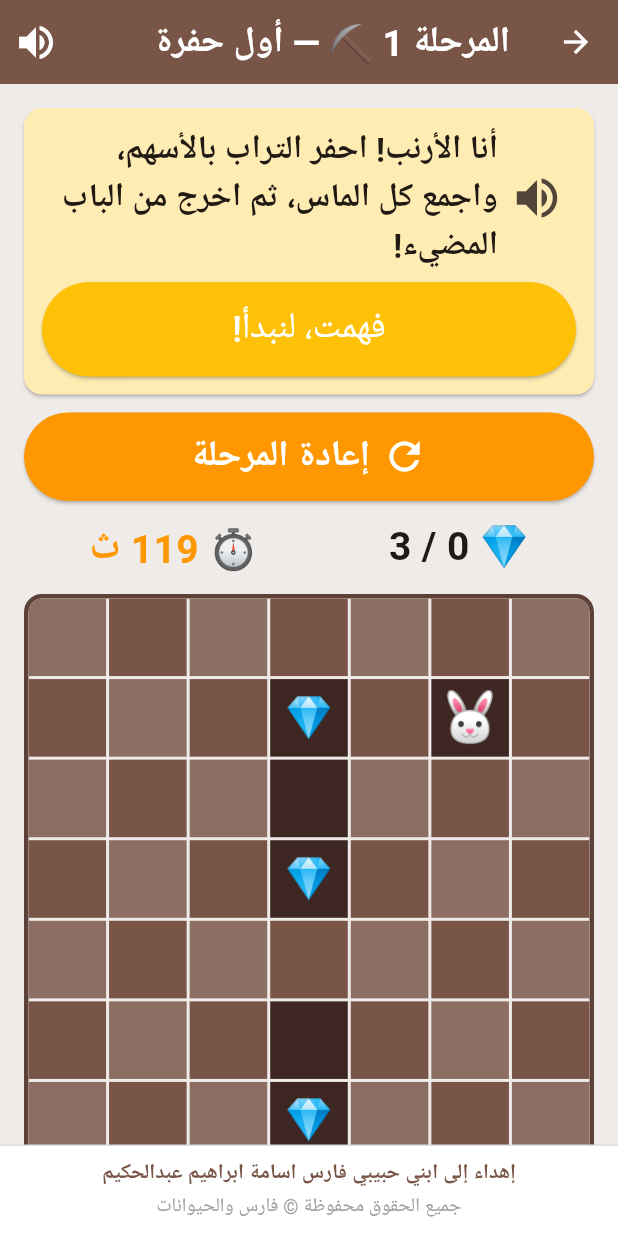
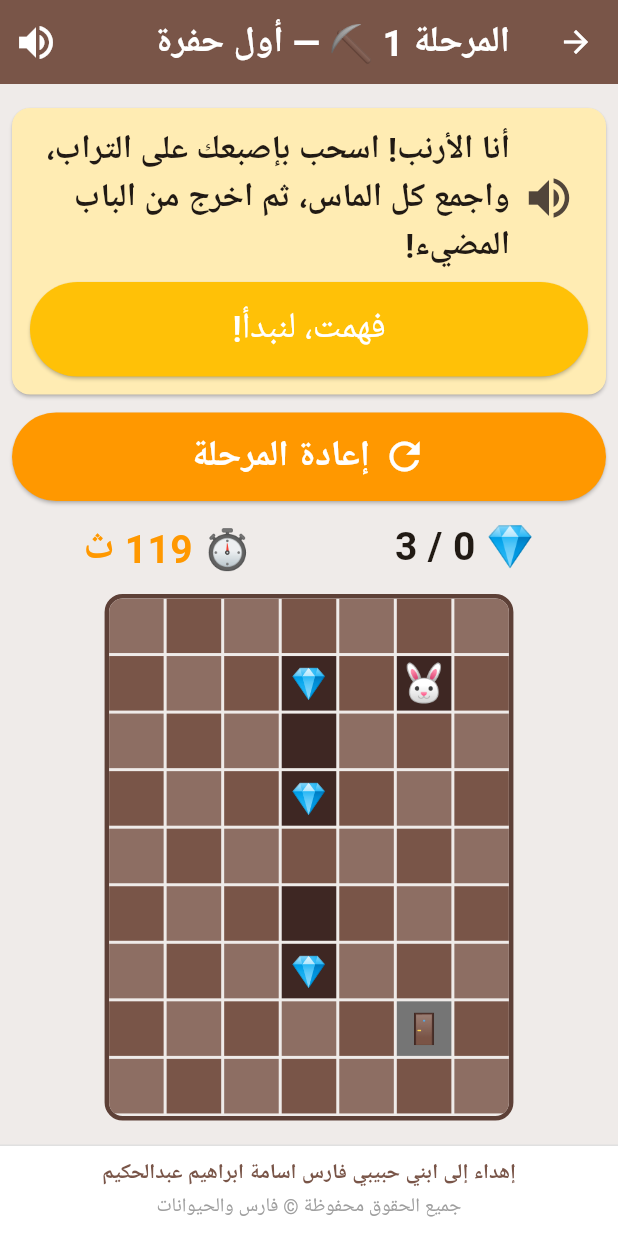
Before and after one commit to shifa-app/fares-animals, a Flutter app: the DiggerPlayScreen screen opened directly with sample values from the repository, on a phone screen of 412 x 824 dp. Run offline on Flutter 3.47's test engine with Material 3 defaults, Android fonts, the phone set to English and light mode, and no system bars; our stand-ins replace audioplayers, flutter_tts, material_ui, shared_preferences, speech_to_text; accounts and stored records are empty.

Commit message:
فارس والحيوانات v1.1.1: تحكم حفّار الماس بالسحب المستمر بلا أزرار أسهم

```diff
--- a/lib/screens/games/digger_game.dart
+++ b/lib/screens/games/digger_game.dart
@@ -1,7 +1,8 @@
 // حفّار الماس ⛏️: الأرنب يحفر التراب ويجمع الماس ثم يخرج من الباب المضيء.
 // 8 مراحل بخرائط ثابتة، مؤقت مريح 120 ثانية، بلا خصم أبداً.
-// التحكم: 4 أزرار أسهم كبيرة + السحب على الشبكة.
+// التحكم: السحب المستمر بإصبع الطفل على الشبكة (بلا أزرار أسهم).
 import 'dart:async';
+import 'dart:math' as math;
 
 import 'package:material_ui/material_ui.dart';
 
@@ -151,7 +152,7 @@ class _DiggerPlayScreenState extends State<DiggerPlayScreen>
 
   @override
   String get guideText =>
-      'أنا الأرنب! احفر التراب بالأسهم، واجمع كل الماس، ثم اخرج من الباب المضيء!';
+      'أنا الأرنب! اسحب بإصبعك على التراب، واجمع كل الماس، ثم اخرج من الباب المضيء!';
 
   late DiggerState _state;
   late int _timeLeft;
@@ -159,6 +160,13 @@ class _DiggerPlayScreenState extends State<DiggerPlayScreen>
   bool _over = false;
   // آخر مرة نطق فيها «يم!» — لمنع تداخل الصوت عند الجمع السريع.
   DateTime _lastYum = DateTime.fromMillisecondsSinceEpoch(0);
+  // تتبع السحب المستمر: الإزاحة المتراكمة منذ بداية اللمسة، وحجم
+  // الخلية (يُحسب عند التخطيط) كعتبة لخطوة واحدة، وحارس يمنع
+  // تداخل خطوتين أثناء السحب السريع.
+  double _panDx = 0;
+  double _panDy = 0;
+  double _cellSize = 50;
+  bool _panMoving = false;
 
   @override
   void initState() {
@@ -204,8 +212,52 @@ class _DiggerPlayScreenState extends State<DiggerPlayScreen>
     }
   }
 
+  /// السحب المستمر: كلما تجاوزت الإزاحة المتراكمة عتبة خلية واحدة
+  /// في المحور الأقوى يتحرك الأرنب خلية فوراً، ويستمر مع استمرار السحب.
+  /// الخطوة المرفوضة (صخرة/قنفذ) تستهلك العتبة أيضاً فلا يقفز
+  /// الأرنب لاحقاً — التوقف أمامها من المحرك نفسه.
+  void _onPanUpdate(DragUpdateDetails details) {
+    if (_over) return;
+    _panDx += details.delta.dx;
+    _panDy += details.delta.dy;
+    _drainPan();
+  }
+
+  void _drainPan() {
+    if (_panMoving) return;
+    if (_panDx.abs() >= _cellSize && _panDx.abs() >= _panDy.abs()) {
+      final dir =
+          _panDx > 0 ? DiggerDirection.right : DiggerDirection.left;
+      _panDx -= _cellSize * (_panDx > 0 ? 1 : -1);
+      _stepPan(dir);
+    } else if (_panDy.abs() >= _cellSize && _panDy.abs() > _panDx.abs()) {
+      final dir = _panDy > 0 ? DiggerDirection.down : DiggerDirection.up;
+      _panDy -= _cellSize * (_panDy > 0 ? 1 : -1);
+      _stepPan(dir);
+    }
+  }
+
+  Future<void> _stepPan(DiggerDirection dir) async {
+    _panMoving = true;
+    try {
+      await _move(dir);
+    } finally {
+      _panMoving = false;
+      // خطوة تراكمت أثناء الحركة السابقة تُنفذ فوراً.
+      _drainPan();
+    }
+  }
+
+  /// تصفير الإزاحة المتراكمة عند انتهاء اللمس أو إلغائها، حتى تبدأ
+  /// كل لمسة جديدة من الصفر بدون بقايا حركة سابقة.
+  void _resetPan() {
+    _panDx = 0;
+    _panDy = 0;
+  }
+
   /// إعادة المرحلة من البداية بعد انتهاء الوقت (بلا خصم نجوم أبداً).
   void _restart() {
+    _resetPan();
     _timer?.cancel();
     setState(() {
       _state = DiggerEngine.parse(widget.level);
@@ -281,7 +333,7 @@ class _DiggerPlayScreenState extends State<DiggerPlayScreen>
     }
   }
 
-  Widget _cell(int r, int c) {
+  Widget _cell(int r, int c, double cellSize) {
     final isPlayer = _state.playerRow == r && _state.playerCol == c;
     final cell = _state.cellAt(r, c);
     Color bg;
@@ -302,43 +354,21 @@ class _DiggerPlayScreenState extends State<DiggerPlayScreen>
         );
       case DiggerCell.diamond:
         bg = const Color(0xFF3E2723);
-        child = const Text('💎', style: TextStyle(fontSize: 26));
+        child = Text('💎', style: TextStyle(fontSize: cellSize * 0.53));
       case DiggerCell.hedgehog:
         bg = const Color(0xFF3E2723);
-        child = const Text('🦔', style: TextStyle(fontSize: 26));
+        child = Text('🦔', style: TextStyle(fontSize: cellSize * 0.53));
       case DiggerCell.exit:
         bg =
             _state.exitOpen ? Colors.amber.shade300 : Colors.grey.shade600;
-        child = const Text('🚪', style: TextStyle(fontSize: 26));
+        child = Text('🚪', style: TextStyle(fontSize: cellSize * 0.53));
     }
     return Container(
       color: bg,
       child: Center(
         child: isPlayer
-            ? const Text('🐰', style: TextStyle(fontSize: 32))
+            ? Text('🐰', style: TextStyle(fontSize: cellSize * 0.65))
             : child,
-      ),
-    );
-  }
-
-  Widget _arrow(IconData icon, String tooltip, DiggerDirection dir) {
-    return Tooltip(
-      message: tooltip,
-      child: SizedBox(
-        width: 72,
-        height: 72,
-        child: ElevatedButton(
-          onPressed: () => _move(dir),
-          style: ElevatedButton.styleFrom(
-            backgroundColor: Colors.brown,
-            foregroundColor: Colors.white,
-            padding: EdgeInsets.zero,
-            shape: RoundedRectangleBorder(
-              borderRadius: BorderRadius.circular(16),
-            ),
-          ),
-          child: Icon(icon, size: 44),
-        ),
       ),
     );
   }
@@ -363,8 +393,8 @@ class _DiggerPlayScreenState extends State<DiggerPlayScreen>
           ),
         ],
       ),
-      body: SingleChildScrollView(
-        padding: const EdgeInsets.all(16),
+      body: Padding(
+        padding: const EdgeInsets.fromLTRB(8, 16, 8, 16),
         child: Column(
           children: [
             if (guideVisible)
@@ -413,34 +443,39 @@ class _DiggerPlayScreenState extends State<DiggerPlayScreen>
               ],
             ),
             const SizedBox(height: 12),
-            // الشبكة: السحب عليها يحرك الأرنب أيضاً.
-            GestureDetector(
-              onHorizontalDragEnd: (details) {
-                if (details.primaryVelocity == null) return;
-                _move(
-                  details.primaryVelocity! > 0
-                      ? DiggerDirection.right
-                      : DiggerDirection.left,
+            // الشبكة تملأ المساحة المتبقية بعد حذف الأسهم: خلايا
+            // مربعة، الأصغر بين العرض (7 أعمدة) والارتفاع (9 صفوف)،
+            // فتكبر الخلايا والرموز معها — وبلا تمرير للشاشة.
+            Expanded(
+              child: LayoutBuilder(
+                builder: (context, constraints) {
+                  final cell = math.min(
+                    (constraints.maxWidth - 12) / 7,
+                    (constraints.maxHeight - 16) / 9,
                   );
-              },
-              onVerticalDragEnd: (details) {
-                if (details.primaryVelocity == null) return;
-                _move(
-                  details.primaryVelocity! > 0
-                      ? DiggerDirection.down
-                      : DiggerDirection.up,
-                );
-              },
+                  // عتبة السحب = حجم خلية واحدة (تُقرأ عند اللمس فقط).
+                  _cellSize = cell;
+                  return Center(
+                    child: SizedBox(
+                      width: cell * 7 + 12,
+                      height: cell * 9 + 16,
+                      child: GestureDetector(
+                        onPanUpdate: _onPanUpdate,
+                        onPanEnd: (_) => _resetPan(),
+                        onPanCancel: _resetPan,
                         child: Container(
                           decoration: BoxDecoration(
-                  border: Border.all(color: Colors.brown.shade700, width: 3),
+                            border: Border.all(
+                              color: Colors.brown.shade700,
+                              width: 3,
+                            ),
                             borderRadius: BorderRadius.circular(12),
                           ),
                           child: ClipRRect(
                             borderRadius: BorderRadius.circular(9),
                             child: GridView.builder(
-                    shrinkWrap: true,
-                    physics: const NeverScrollableScrollPhysics(),
+                              physics:
+                                  const NeverScrollableScrollPhysics(),
                               gridDelegate:
                                   const SliverGridDelegateWithFixedCrossAxisCount(
                                 crossAxisCount: 7,
@@ -448,45 +483,19 @@ class _DiggerPlayScreenState extends State<DiggerPlayScreen>
                                 crossAxisSpacing: 2,
                               ),
                               itemCount: _state.rows * _state.cols,
-                    itemBuilder: (context, i) =>
-                        _cell(i ~/ _state.cols, i % _state.cols),
+                              itemBuilder: (context, i) => _cell(
+                                i ~/ _state.cols,
+                                i % _state.cols,
+                                cell,
                               ),
                             ),
                           ),
                         ),
-            const SizedBox(height: 16),
-            // أزرار الأسهم الكبيرة.
-            Column(
-              children: [
-                _arrow(
-                  Icons.keyboard_arrow_up,
-                  'أعلى',
-                  DiggerDirection.up,
                       ),
-                const SizedBox(height: 8),
-                Row(
-                  mainAxisAlignment: MainAxisAlignment.center,
-                  children: [
-                    _arrow(
-                      Icons.keyboard_arrow_right,
-                      'يمين',
-                      DiggerDirection.right,
                     ),
-                    const SizedBox(width: 8),
-                    _arrow(
-                      Icons.keyboard_arrow_down,
-                      'أسفل',
-                      DiggerDirection.down,
+                  );
+                },
               ),
-                    const SizedBox(width: 8),
-                    _arrow(
-                      Icons.keyboard_arrow_left,
-                      'يسار',
-                      DiggerDirection.left,
-                    ),
-                  ],
-                ),
-              ],
             ),
           ],
         ),
--- a/pubspec.yaml
+++ b/pubspec.yaml
@@ -1,7 +1,7 @@
 name: animals
 description: "فارس والحيوانات - برنامج تعليمي متكامل للأطفال"
 publish_to: 'none'
-version: 1.1.0+6
+version: 1.1.1+7
 
 environment:
   sdk: ^3.14.0
```
Also changed, not shown: 1 other file. Lines whose indentation alone changed are shown as unchanged.
